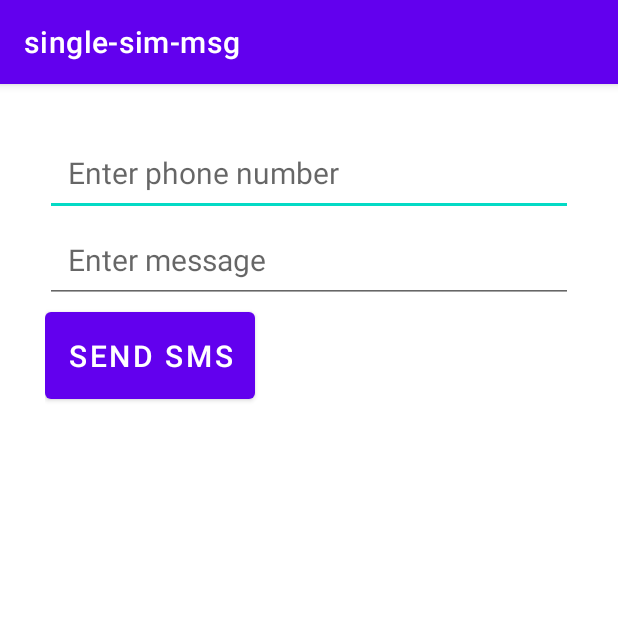
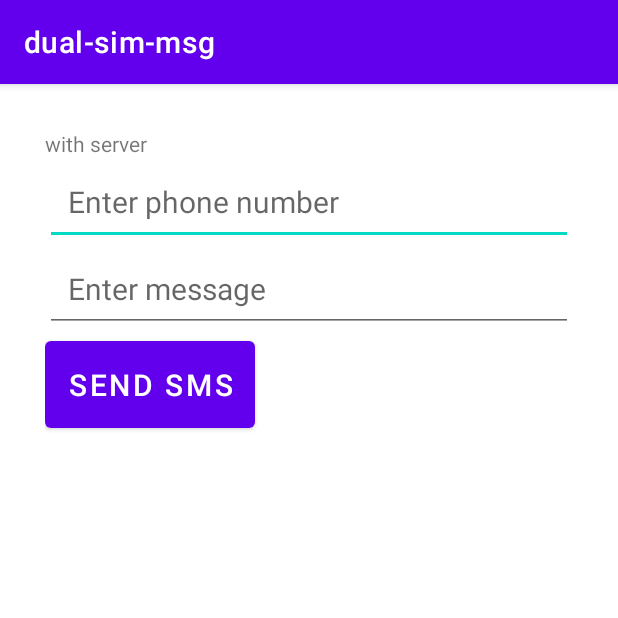
Before and after one commit to erisahoxha10/dualsimmsg, an Android app: the screen it shows after launch (MainActivity), on a phone screen of 412 x 824 dp, the top half of it. Run offline under Robolectric (Android 15) with nearby library versions, the phone set to English and light mode, and no system bars.

Commit message:
server layout

```diff
--- a/app/src/main/AndroidManifest.xml
+++ b/app/src/main/AndroidManifest.xml
@@ -2,6 +2,10 @@
 <manifest xmlns:android="http://schemas.android.com/apk/res/android"
     package="com.example.dual_sim_msg">
 
+
+    <uses-feature
+        android:name="android.hardware.telephony"
+        android:required="false" />
 
     <uses-permission android:name="android.permission.SEND_SMS" />
     <uses-permission android:name="android.permission.READ_SMS" />
@@ -11,7 +15,7 @@
     <application
         android:allowBackup="true"
         android:icon="@mipmap/ic_launcher"
-        android:label="@string/app_name_single_sim"
+        android:label="@string/app_name"
         android:roundIcon="@mipmap/ic_launcher_round"
         android:supportsRtl="true"
         android:theme="@style/Theme.Dualsimmsg">
--- a/app/src/main/res/layout/activity_main.xml
+++ b/app/src/main/res/layout/activity_main.xml
@@ -27,6 +27,11 @@
         app:layout_constraintLeft_toLeftOf="parent"
         app:layout_constraintRight_toRightOf="parent"
         app:layout_constraintTop_toTopOf="parent">
+
+        <TextView
+            android:layout_width="match_parent"
+            android:layout_height="wrap_content"
+            android:text="with server"/>
 
         <EditText
             android:id="@+id/phoneNumber"
```
